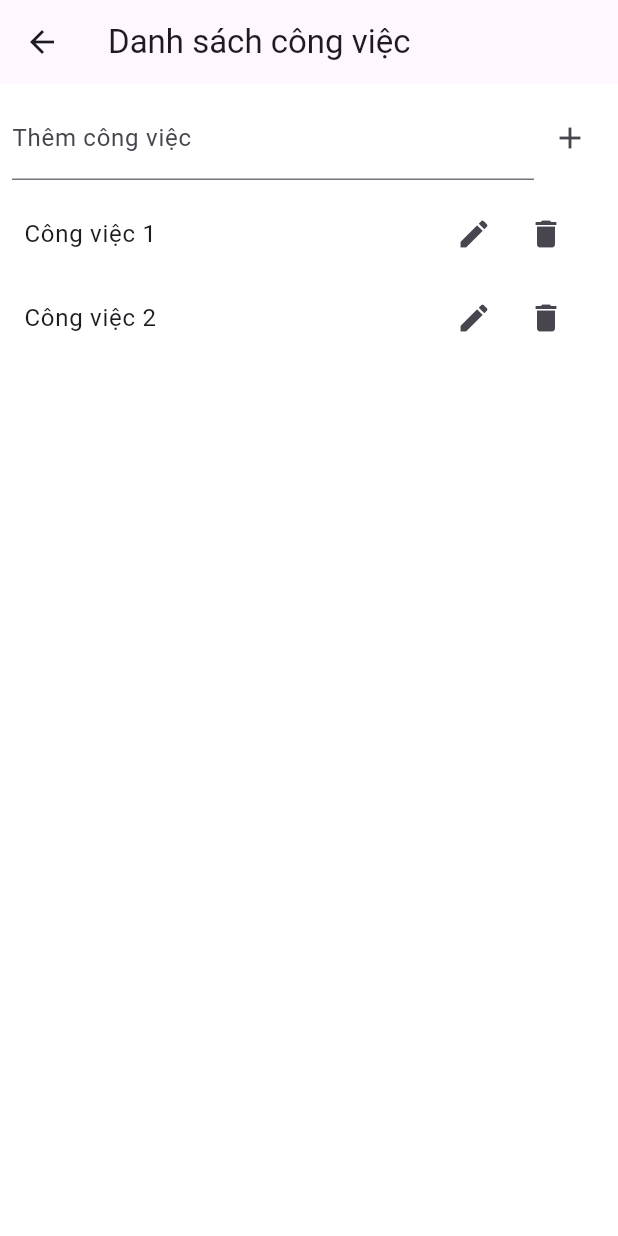
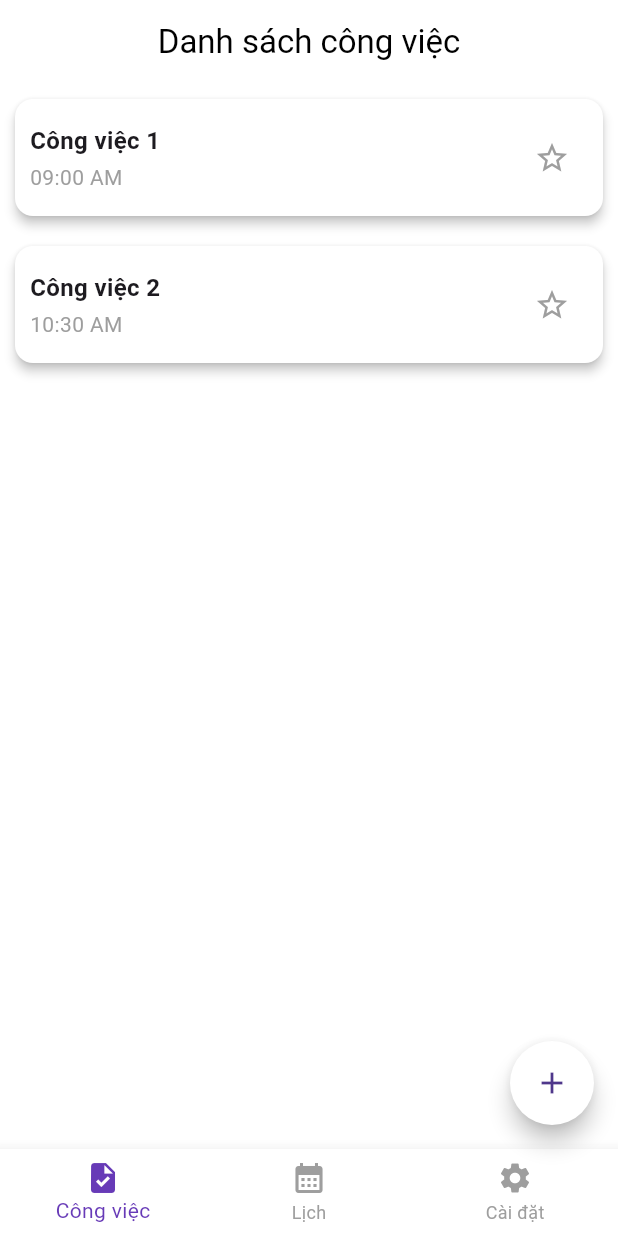
Before and after one commit to hoangphuc2702/App_Note, a Flutter app: the TaskListScreen screen opened by its route, on a phone screen of 412 x 824 dp. Run offline on Flutter 3.47's test engine with Material 3 defaults, Android fonts, the phone set to English and light mode, and no system bars; our stand-ins replace google_fonts.

Commit message:
add edit task screen

```diff
--- a/lib/main.dart
+++ b/lib/main.dart
@@ -1,6 +1,8 @@
-import 'package:note_app/screens/home_screens.dart';
+import 'package:note_app/screens/add_task_list.dart';
+import 'package:note_app/screens/edit_task_list.dart';
 import 'package:note_app/screens/signin_screens.dart';
 import 'package:flutter/material.dart';
+import 'package:note_app/screens/task_list.dart';
 
 // Giả sử đây là màn hình Welcome
 import 'package:note_app/screens/welcome_screens.dart';
@@ -20,11 +22,11 @@ class MyApp extends StatelessWidget {
       debugShowCheckedModeBanner: false,
       title: 'App Note',
       home: WelcomeScreens(),
-      // initialRoute: Welcome_Screens.routeName, // Nếu bạn muốn sử dụng initialRoute, đảm bảo routeName có giá trị phù hợp
       routes: {
         WelcomeScreens.routeName: (context) => WelcomeScreens(),
         LoginScreen.routeName: (context) => LoginScreen(),
         TaskListScreen.routeName: (context) => TaskListScreen(),
+        AddTaskListScreen.routeName: (context) => AddTaskListScreen(),
       },
     );
   }
--- /dev/null
+++ b/lib/screens/bottom_navigation_bar.dart
@@ -0,0 +1,38 @@
+import 'package:flutter/material.dart';
+
+class CustomBottomNavigationBar extends StatelessWidget {
+  final int selectedIndex;
+  final Function(int) onItemTapped;
+
+  const CustomBottomNavigationBar({
+    Key? key,
+    required this.selectedIndex,
+    required this.onItemTapped,
+  }) : super(key: key);
+
+  @override
+  Widget build(BuildContext context) {
+    return BottomNavigationBar(
+      items: const <BottomNavigationBarItem>[
+        BottomNavigationBarItem(
+          icon: Icon(Icons.task),
+          label: 'Công việc',
+        ),
+        BottomNavigationBarItem(
+          icon: Icon(Icons.calendar_month),
+          label: 'Lịch',
+        ),
+        BottomNavigationBarItem(
+          icon: Icon(Icons.settings),
+          label: 'Cài đặt',
+        ),
+      ],
+      currentIndex: selectedIndex,
+      selectedItemColor: Colors.deepPurple,
+      unselectedItemColor: Colors.grey,
+      backgroundColor: Colors.white,
+      type: BottomNavigationBarType.fixed,
+      onTap: onItemTapped,
+    );
+  }
+}
--- a/lib/screens/home_screens.dart
+++ /dev/null
@@ -1,132 +0,0 @@
-import 'package:flutter/material.dart';
-
-class TaskListScreen extends StatefulWidget {
-  static const String routeName = '/tasklist';
-
-  @override
-  _TaskListScreenState createState() => _TaskListScreenState();
-}
-
-class _TaskListScreenState extends State<TaskListScreen> {
-  List<Task> tasks = [
-    Task(title: 'Công việc 1'),
-    Task(title: 'Công việc 2'),
-  ];
-
-  final TextEditingController _taskController = TextEditingController();
-
-  // Hàm thêm công việc mới
-  void _addTask() {
-    if (_taskController.text.isNotEmpty) {
-      setState(() {
-        tasks.add(Task(title: _taskController.text));
-        _taskController.clear();
-      });
-    }
-  }
-
-  // Hàm xóa công việc
-  void _deleteTask(int index) {
-    setState(() {
-      tasks.removeAt(index);
-    });
-  }
-
-  // Hàm chỉnh sửa công việc
-  void _editTask(int index) {
-    _taskController.text = tasks[index].title;
-    showDialog(
-      context: context,
-      builder: (BuildContext context) {
-        return AlertDialog(
-          title: Text('Chỉnh sửa công việc'),
-          content: TextField(
-            controller: _taskController,
-            decoration: InputDecoration(labelText: 'Công việc'),
-          ),
-          actions: [
-            TextButton(
-              onPressed: () {
-                setState(() {
-                  tasks[index].title = _taskController.text;
-                  _taskController.clear();
-                });
-                Navigator.of(context).pop();
-              },
-              child: Text('Lưu'),
-            ),
-            TextButton(
-              onPressed: () {
-                Navigator.of(context).pop();
-              },
-              child: Text('Hủy'),
-            ),
-          ],
-        );
-      },
-    );
-  }
-
-  @override
-  Widget build(BuildContext context) {
-    return Scaffold(
-      backgroundColor: Colors.white,
-      appBar: AppBar(
-        title: Text('Danh sách công việc'),
-      ),
-      body: Column(
-        children: [
-          // TextField để thêm công việc mới
-          Padding(
-            padding: const EdgeInsets.all(8.0),
-            child: Row(
-              children: [
-                Expanded(
-                  child: TextField(
-                    controller: _taskController,
-                    decoration: InputDecoration(
-                      labelText: 'Thêm công việc',
-                    ),
-                  ),
-                ),
-                IconButton(
-                  icon: Icon(Icons.add),
-                  onPressed: _addTask,
-                ),
-              ],
-            ),
-          ),
-          Expanded(
-            child: ListView.builder(
-              itemCount: tasks.length,
-              itemBuilder: (context, index) {
-                return ListTile(
-                  title: Text(tasks[index].title),
-                  trailing: Row(
-                    mainAxisSize: MainAxisSize.min,
-                    children: [
-                      IconButton(
-                        icon: Icon(Icons.edit),
-                        onPressed: () => _editTask(index),
-                      ),
-                      IconButton(
-                        icon: Icon(Icons.delete),
-                        onPressed: () => _deleteTask(index),
-                      ),
-                    ],
-                  ),
-                );
-              },
-            ),
-          ),
-        ],
-      ),
-    );
-  }
-}
-class Task {
-  String title;
-  bool isCompleted;
-
-  Task({required this.title, this.isCompleted = false});
-}
--- /dev/null
+++ b/lib/screens/task_list.dart
@@ -0,0 +1,148 @@
+import 'package:flutter/material.dart';
+import 'package:note_app/screens/add_task_list.dart';
+import 'package:note_app/screens/bottom_navigation_bar.dart';
+import 'package:note_app/screens/edit_task_list.dart';
+
+class TaskListScreen extends StatefulWidget {
+  static const String routeName = '/tasklist';
+
+  @override
+  _TaskListScreenState createState() => _TaskListScreenState();
+}
+
+class _TaskListScreenState extends State<TaskListScreen> {
+  List<Task> tasks = [
+    Task(title: 'Công việc 1', time: '09:00 AM'),
+    Task(title: 'Công việc 2', time: '10:30 AM'),
+  ];
+
+  final TextEditingController _taskController = TextEditingController();
+
+  int _selectedIndex = 0;
+
+  void _onItemTapped(int index) {
+    setState(() {
+      _selectedIndex = index;
+      // Bạn có thể điều hướng đến các màn hình khác tại đây
+    });
+  }
+
+  void _navigateToAddTask() {
+    Navigator.pushNamed(context, AddTaskListScreen.routeName);
+  }
+
+  @override
+  Widget build(BuildContext context) {
+    return WillPopScope(
+      onWillPop: () async {
+        return false;
+      },
+      child: Scaffold(
+        backgroundColor: Colors.white,
+        appBar: AppBar(
+          automaticallyImplyLeading: false,
+          backgroundColor: Colors.white,
+          title: Container(
+            alignment: Alignment.center,
+            child: Text(
+              'Danh sách công việc',
+              style: TextStyle(color: Colors.black),
+            ),
+          ),
+        ),
+        body: Container(
+          color: Colors.white,
+          child: Column(
+            children: [
+              Expanded(
+                child: ListView.builder(
+                  itemCount: tasks.length,
+                  itemBuilder: (context, index) {
+                    return GestureDetector(
+                      onTap: () {
+                        Navigator.of(context).push(
+                          MaterialPageRoute(
+                            builder: (context) => EditTaskListScreen(task: tasks[index]),
+                          ),
+                        ).then((updatedTask) {
+                          if (updatedTask != null) {
+                            setState(() {
+                              tasks[index] = updatedTask;
+                            });
+                          }
+                        });
+                      },
+                      child: Card(
+                        margin: EdgeInsets.symmetric(vertical: 10, horizontal: 10),
+                        elevation: 3,
+                        color: Colors.white,
+                        child: Padding(
+                          padding: const EdgeInsets.symmetric(vertical: 15, horizontal: 10.0),
+                          child: Row(
+                            mainAxisAlignment: MainAxisAlignment.spaceBetween,
+                            children: [
+                              Expanded(
+                                child: Column(
+                                  crossAxisAlignment: CrossAxisAlignment.start,
+                                  children: [
+                                    Text(
+                                      tasks[index].title,
+                                      style: TextStyle(
+                                        fontWeight: FontWeight.bold,
+                                        fontSize: 16,
+                                      ),
+                                    ),
+                                    SizedBox(height: 3),
+                                    Text(
+                                      tasks[index].time,
+                                      style: TextStyle(color: Colors.grey),
+                                    ),
+                                  ],
+                                ),
+                              ),
+                              // Biểu tượng hình ngôi sao
+                              IconButton(
+                                icon: Icon(
+                                  tasks[index].isStarred ? Icons.star : Icons.star_border,
+                                  color: tasks[index].isStarred ? Colors.amber[400] : Colors.grey,
+                                ),
+                                onPressed: () {
+                                  setState(() {
+                                    tasks[index].isStarred = !tasks[index].isStarred; // Chuyển đổi trạng thái
+                                  });
+                                },
+                              ),
+                            ],
+                          ),
+                        ),
+                      ),
+                    );
+                  },
+                ),
+              ),
+            ],
+          ),
+        ),
+        floatingActionButton: FloatingActionButton(
+          onPressed: _navigateToAddTask,
+          child: Icon(Icons.add),
+          backgroundColor: Colors.white,
+          tooltip: 'Thêm công việc',
+          shape: CircleBorder(),
+        ),
+        bottomNavigationBar: CustomBottomNavigationBar(
+          selectedIndex: _selectedIndex,
+          onItemTapped: _onItemTapped,
+        ),
+      ),
+    );
+  }
+}
+
+class Task {
+  String title;
+  String time;
+  bool isStarred;
+
+  Task({required this.title, required this.time, this.isStarred = false});
+}
```
Also changed, not shown: lib/screens/add_task_list.dart (added, +166 -0 lines), lib/screens/edit_task_list.dart (added, +73 -0 lines), lib/screens/signin_screens.dart (+44 -18 lines), lib/widgets/item_tast_list_widget.dart (added).
